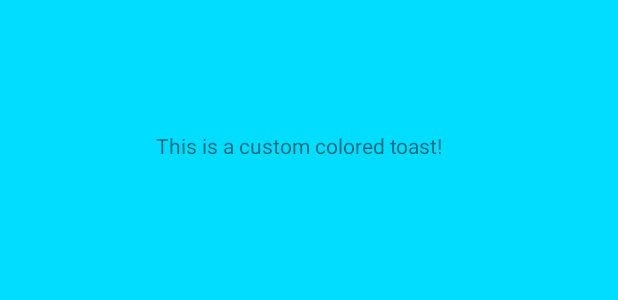
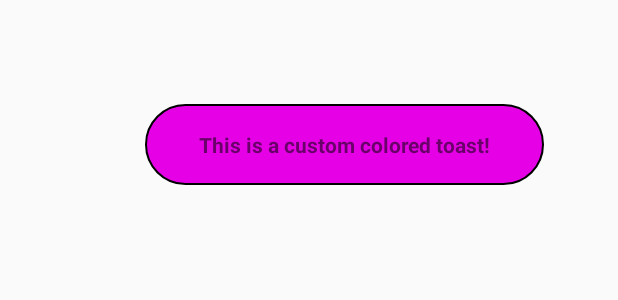
Before and after one commit to CrystalAQuick/Custom-Toast, an Android app: the layout custom_toast_color.xml on its own in the app's theme, with its tools: preview values and no code run, on a phone screen of 412 x 824 dp. Shown: the top 300 px of the screen. Run offline under Robolectric (Android 15) with nearby library versions, the phone set to English and light mode, and no system bars.

Commit message:
custom color toast

```diff
--- a/app/src/main/res/drawable/rounded_corners_toast.xml
+++ b/app/src/main/res/drawable/rounded_corners_toast.xml
@@ -1,4 +1,12 @@
-<?xml version="1.0" encoding="utf-8"?>
-<selector xmlns:android="http://schemas.android.com/apk/res/android">
-
-</selector>
+<shape xmlns:android="http://schemas.android.com/apk/res/android">
+    <!--  Sets an outline  -->
+    <stroke
+        android:width="1dp"
+        android:color="#000000" />
+    <!--  Sets the color   -->
+    <solid android:color="#e600e6" />
+    <!-- Rounds the corners   -->
+    <corners
+        android:radius="100dp"
+        android:topRightRadius="100dp" />
+</shape>
--- a/app/src/main/res/layout/custom_toast_color.xml
+++ b/app/src/main/res/layout/custom_toast_color.xml
@@ -5,20 +5,25 @@
     xmlns:tools="http://schemas.android.com/tools"
     android:layout_width="match_parent"
     android:layout_height="match_parent"
-    android:background="@android:color/holo_blue_bright"
     android:id="@+id/custom_toast_color">
 
+<!-- The textView uses another resource file
+   in order to display with rounded edges.
+   It also sets the color in that resource file.
+   See file rounded_corners_toast.xml -->
     <TextView
         android:id="@+id/text_custom_toast"
         android:layout_width="266dp"
         android:layout_height="54dp"
+        android:background="@drawable/rounded_corners_toast"
+        android:gravity="center"
+        android:textStyle="normal|bold"
         android:text="This is a custom colored toast!"
-        android:gravity="center"
         app:layout_constraintBottom_toBottomOf="parent"
         app:layout_constraintEnd_toEndOf="parent"
-        app:layout_constraintHorizontal_bias="0.457"
+        app:layout_constraintHorizontal_bias="0.662"
         app:layout_constraintStart_toStartOf="parent"
         app:layout_constraintTop_toTopOf="parent"
-        app:layout_constraintVertical_bias="0.091" />
+        app:layout_constraintVertical_bias="0.09" />
 
 </androidx.constraintlayout.widget.ConstraintLayout>
```
Also changed, not shown: app/src/main/java/com/example/quickcustomtoastdemo/MainActivity.java (+15 -2 lines), app/src/main/res/layout/activity_main.xml (+11 -0 lines).
